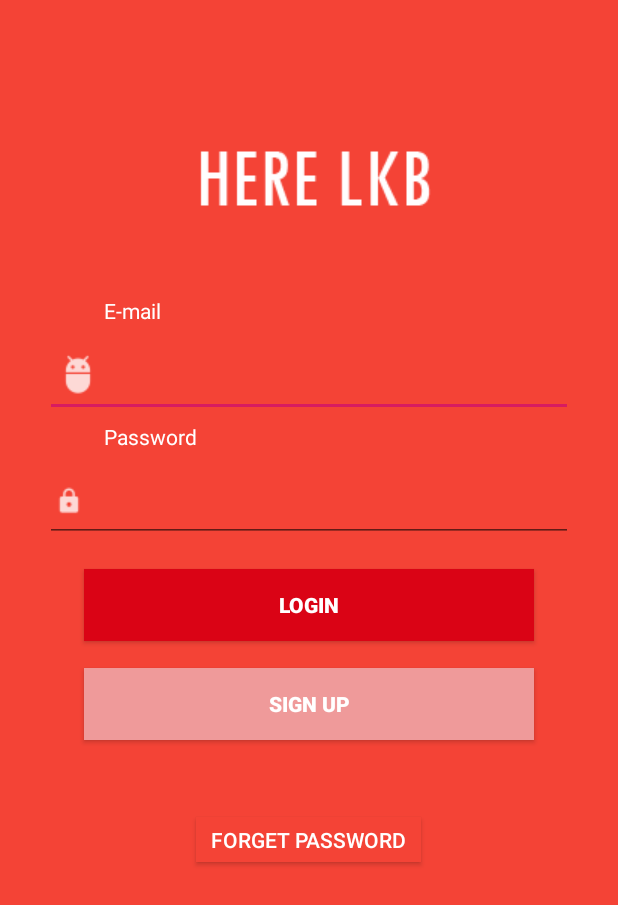
After one commit to 58050360/HereLKB, an Android app: the layout activity_log_in.xml on its own in the app's theme, with its tools: preview values and no code run, on a phone screen of 412 x 824 dp. The commit adds this screen. Shown: the top 905 px of the screen. Run offline under Robolectric (Android 15) with nearby library versions, the phone set to English and light mode, and no system bars.

Commit message:
Log in V1

```diff
--- /dev/null
+++ b/app/src/main/res/layout/activity_log_in.xml
@@ -0,0 +1,123 @@
+<?xml version="1.0" encoding="utf-8"?>
+<RelativeLayout xmlns:android="http://schemas.android.com/apk/res/android"
+    xmlns:app="http://schemas.android.com/apk/res-auto"
+    xmlns:tools="http://schemas.android.com/tools"
+    android:id="@+id/content_main"
+    android:layout_width="match_parent"
+    android:layout_height="match_parent"
+    android:background="@color/back"
+    tools:context=".LoginActivity">
+
+
+    <ImageView
+        android:id="@+id/iconapp"
+        android:layout_width="wrap_content"
+        android:layout_height="wrap_content"
+        android:layout_centerHorizontal="true"
+        android:layout_marginTop="20dp"
+        android:contentDescription="@string/desc"
+        android:src="@drawable/ic_here" />
+
+    <TextView
+        android:id="@+id/txt_em"
+        android:layout_width="wrap_content"
+        android:layout_height="wrap_content"
+        android:layout_alignTop="@+id/txt_email"
+        android:layout_alignParentStart="true"
+        android:layout_marginStart="69dp"
+        android:layout_marginTop="-24dp"
+        android:text="E-mail"
+        android:textColor="#FFFFFF"
+        android:textStyle="normal" />
+
+    <TextView
+        android:id="@+id/txt_pw"
+        android:layout_width="wrap_content"
+        android:layout_height="wrap_content"
+        android:layout_alignTop="@+id/txt_email"
+        android:layout_alignParentStart="true"
+        android:layout_marginStart="69dp"
+        android:layout_marginTop="60dp"
+        android:text="Password"
+        android:textColor="#FFFFFF"
+        android:textStyle="normal" />
+
+    <EditText
+
+        android:id="@+id/txt_email"
+        android:layout_width="match_parent"
+        android:layout_height="wrap_content"
+        android:layout_below="@+id/iconapp"
+        android:layout_alignParentStart="true"
+        android:layout_alignParentLeft="true"
+        android:layout_marginLeft="30dp"
+        android:layout_marginTop="1dp"
+        android:layout_marginRight="30dp"
+        android:drawableLeft="@drawable/ic_action_user"
+        android:ems="10"
+        android:importantForAutofill="no"
+
+        android:inputType="textEmailAddress"
+        android:textColor="#FFFFFF"
+        tools:textSize="18sp" />
+
+    <EditText
+        android:id="@+id/txt_password"
+        android:layout_width="match_parent"
+        android:layout_height="wrap_content"
+        android:layout_below="@+id/txt_email"
+        android:layout_centerHorizontal="true"
+        android:layout_marginLeft="30dp"
+        android:layout_marginTop="30dp"
+        android:layout_marginRight="30dp"
+        android:drawableLeft="@drawable/ic_action_pass"
+        android:ems="10"
+        android:inputType="textPassword"
+        android:textColor="#FFFFFF"
+        android:textSize="24sp" />
+
+    <Button
+        android:id="@+id/login_action"
+        android:layout_width="300dp"
+        android:layout_height="wrap_content"
+        android:layout_below="@+id/txt_password"
+        android:layout_centerHorizontal="true"
+        android:layout_marginTop="18dp"
+        android:background="@color/colorbutton1"
+        android:text="Login"
+        android:textColor="#FFFFFF"
+        android:textStyle="normal|bold"
+        tools:textSize="18sp" />
+
+    <Button
+        android:id="@+id/signup_action"
+        android:layout_width="300dp"
+        android:layout_height="wrap_content"
+        android:layout_below="@+id/login_action"
+        android:layout_centerHorizontal="true"
+        android:layout_marginTop="18dp"
+        android:background="@color/colorbutton2"
+        android:text="Sign Up"
+        android:textColor="#FFFFFF"
+        android:textStyle="normal|bold"
+        tools:textSize="18sp" />
+
+    <Button
+        android:id="@+id/forget_pass"
+        android:layout_width="150dp"
+        android:layout_height="30dp"
+        android:layout_below="@+id/signup_action"
+        android:layout_centerHorizontal="true"
+        android:layout_marginTop="51dp"
+        android:background="@color/back"
+        android:text="Forget Password"
+        android:textColor="#FFFFFF" />
+
+    <ProgressBar
+        android:id="@+id/progressBar"
+        android:layout_width="30dp"
+        android:layout_height="30dp"
+        android:layout_gravity="center|bottom"
+        android:layout_marginBottom="20dp"
+        android:visibility="gone" />
+</RelativeLayout>
```
Also changed, not shown: app/src/main/AndroidManifest.xml (+3 -4 lines), app/src/main/java/com/skyzhaneul/herelkb/LoginActivity.java (added, +86 -0 lines), app/src/main/java/com/skyzhaneul/herelkb/MainActivity.java (+1 -17 lines), app/src/main/java/com/skyzhaneul/herelkb/SignUpActivity.java (+13 -4 lines), app/src/main/res/layout/activity_main.xml (+2 -116 lines), app/src/main/res/values/strings.xml (indentation only).
